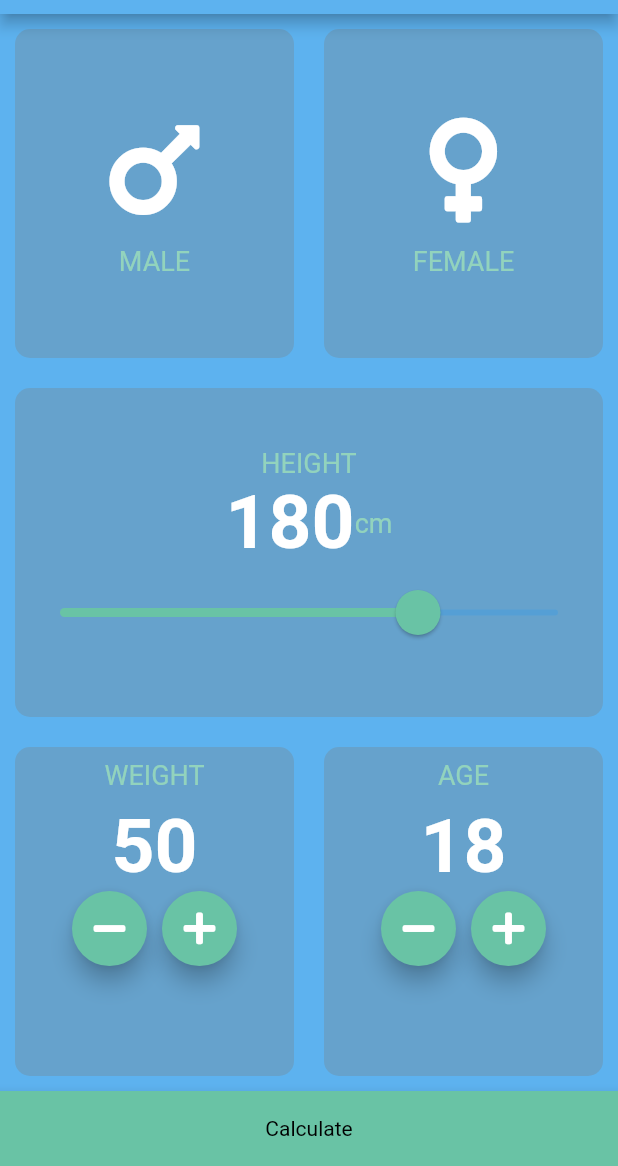
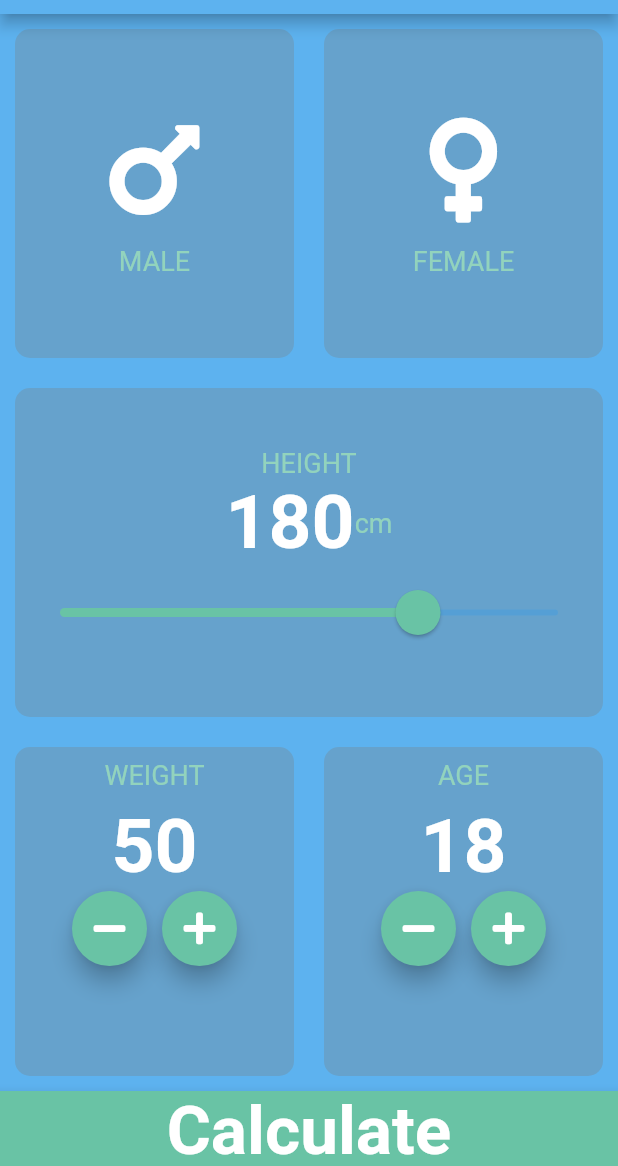
Before and after one commit to matatoMatata94/BMI_calculator_clone, a Flutter app: the screen it shows after launch, on a phone screen of 412 x 824 dp, the part 70-1236 px from its top. Run offline on Flutter 3.47's test engine with Material 2 defaults, Android fonts, the phone set to English and light mode, and no system bars; our stand-ins replace font_awesome_flutter.

Commit message:
Update constants

```diff
--- a/lib/constants.dart
+++ b/lib/constants.dart
@@ -16,3 +16,6 @@ final kCardTextStyle = TextStyle(
 
 const kCardNumberStyle =
     TextStyle(color: Colors.white, fontSize: 50, fontWeight: FontWeight.bold);
+
+const kCardLetterStyle =
+    TextStyle(color: Colors.white, fontSize: 45, fontWeight: FontWeight.bold);
--- a/lib/input_page.dart
+++ b/lib/input_page.dart
@@ -211,7 +211,10 @@ class _InputPageState extends State<InputPage> {
             onPressed: () {
               Navigator.pushNamed(context, '/output');
             },
-            child: Text('Calculate'),
+            child: Text(
+              'Calculate',
+              style: kCardLetterStyle,
+            ),
           ),
         ],
       ),
```
